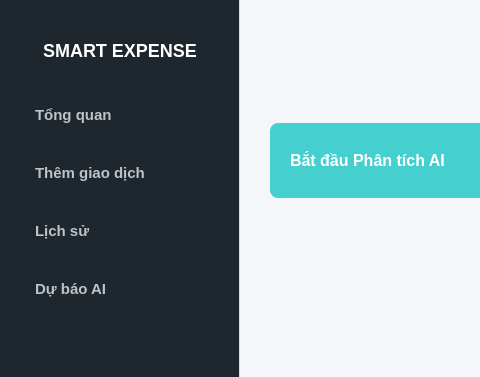
The window that mainwindow.ui (emt0147t/SmartExpenseManager) describes before a commit, drawn with Qt 5; both pictures show x 0 to 480 and y 0 to 377 of the 1308 by 800 pixel window.
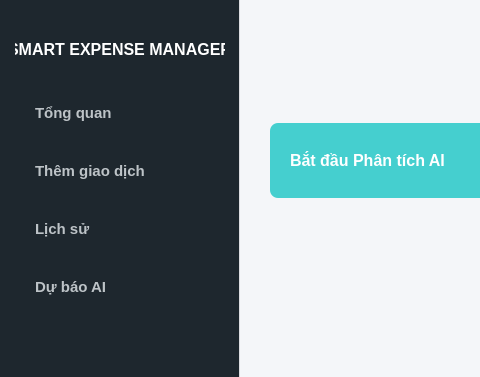
The same window after the commit. Custom widgets are drawn as their Qt base class.

The edit to the form file:
```diff
--- a/mainwindow.ui
+++ b/mainwindow.ui
@@ -115,10 +115,10 @@
        <item>
         <widget class="QLabel" name="lbl_logo">
          <property name="styleSheet">
-          <string>color: white; font-weight: bold; font-size: 18px; margin-bottom: 20px;</string>
+          <string notr="true">color: white; font-weight: bold; font-size: 16px; margin-bottom: 20px;</string>
          </property>
          <property name="text">
-          <string>SMART EXPENSE</string>
+          <string>SMART EXPENSE MANAGER</string>
          </property>
          <property name="alignment">
           <set>Qt::AlignmentFlag::AlignCenter</set>
```
